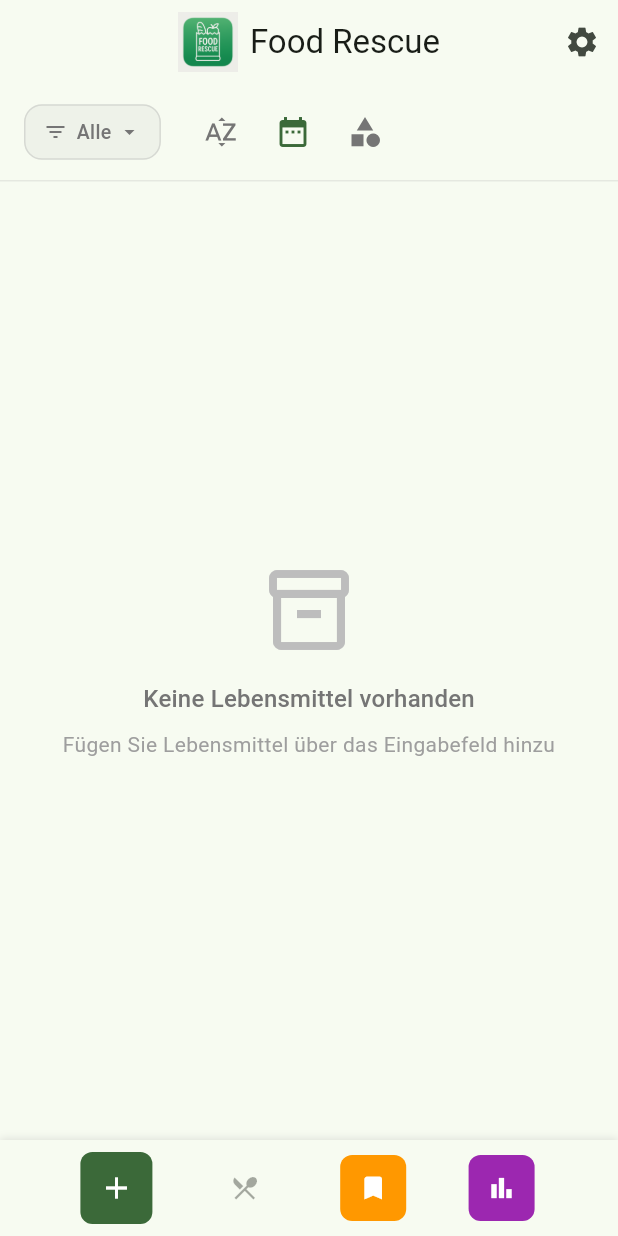
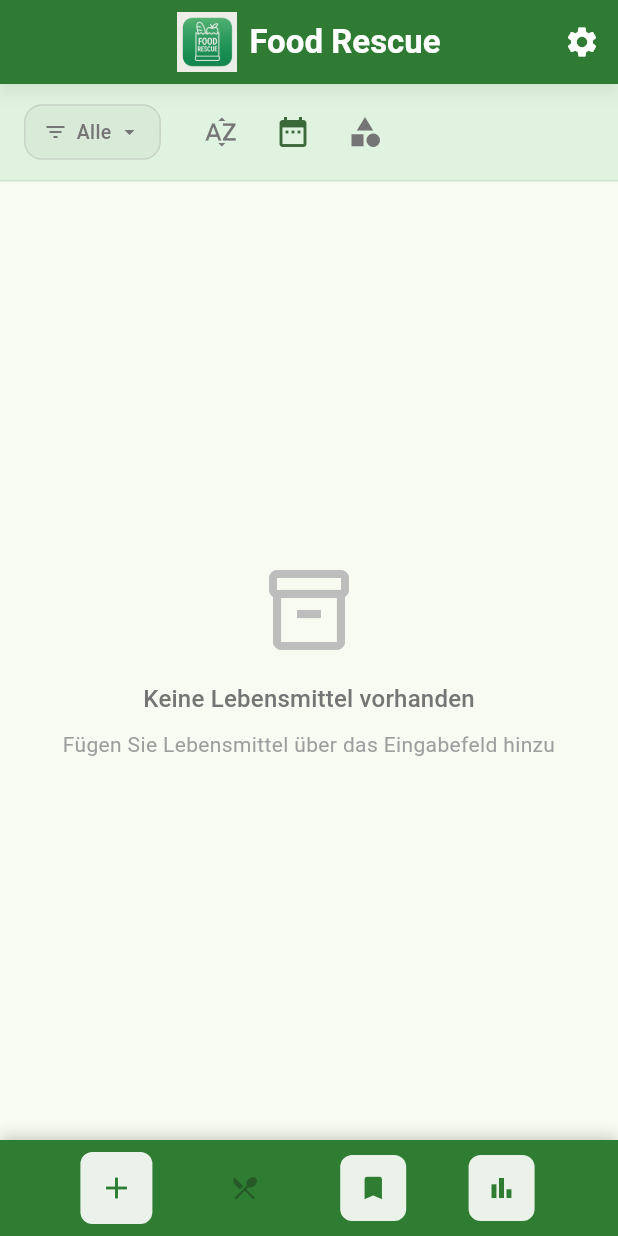
Before and after one commit to Soulbrot1/essensretter, a Flutter app: the screen it shows after launch, on a phone screen of 412 x 824 dp. Run offline on Flutter 3.47's test engine with Material 3 defaults, Android fonts, the phone set to English and light mode, and no system bars; our stand-ins replace dartz, equatable, flutter_bloc, flutter_dotenv, flutter_local_notifications, get_it and 5 more; accounts and stored records are empty.

Commit message:
Header schön Grün

```diff
--- a/lib/features/food_tracking/presentation/pages/food_tracking_page.dart
+++ b/lib/features/food_tracking/presentation/pages/food_tracking_page.dart
@@ -28,6 +28,10 @@ class _FoodTrackingPageState extends State<FoodTrackingPage> {
   Widget build(BuildContext context) {
     return Scaffold(
       appBar: AppBar(
+        backgroundColor: const Color(0xFF2E7D32),
+        foregroundColor: Colors.white,
+        elevation: 4,
+        shadowColor: Colors.black26,
         title: Row(
           mainAxisSize: MainAxisSize.min,
           children: [
@@ -41,19 +45,25 @@ class _FoodTrackingPageState extends State<FoodTrackingPage> {
                   height: 40,
                   width: 40,
                   decoration: BoxDecoration(
-                    color: Theme.of(context).colorScheme.primary,
+                    color: Colors.white.withValues(alpha: 0.2),
                     borderRadius: BorderRadius.circular(8),
                   ),
-                  child: Icon(
+                  child: const Icon(
                     Icons.shopping_bag,
-                    color: Theme.of(context).colorScheme.onPrimary,
+                    color: Colors.white,
                     size: 20,
                   ),
                 );
               },
             ),
             const SizedBox(width: 8),
-            const Text('Food Rescue'),
+            const Text(
+              'Food Rescue',
+              style: TextStyle(
+                color: Colors.white,
+                fontWeight: FontWeight.bold,
+              ),
+            ),
           ],
         ),
         centerTitle: true,
--- a/lib/features/food_tracking/presentation/widgets/food_card.dart
+++ b/lib/features/food_tracking/presentation/widgets/food_card.dart
@@ -99,8 +99,8 @@ class _FoodCardState extends State<FoodCard> {
                       children: [
                         Text(
                           widget.food.expiryStatus,
-                          style: TextStyle(
-                            color: urgencyColor,
+                          style: const TextStyle(
+                            color: Colors.black,
                             fontWeight: FontWeight.w500,
                             fontSize: 12,
                           ),
--- a/lib/features/food_tracking/presentation/widgets/food_filter_bar.dart
+++ b/lib/features/food_tracking/presentation/widgets/food_filter_bar.dart
@@ -17,10 +17,10 @@ class FoodFilterBar extends StatelessWidget {
         return Container(
           padding: const EdgeInsets.symmetric(horizontal: 16, vertical: 8),
           decoration: BoxDecoration(
-            color: Theme.of(context).scaffoldBackgroundColor,
+            color: const Color(0xFFE0F2E0), // Ausgewogenes helles Grün, harmonisch zur Header-Farbe
             border: Border(
               bottom: BorderSide(
-                color: Colors.grey.withValues(alpha: 0.2),
+                color: const Color(0xFF2E7D32).withValues(alpha: 0.1),
                 width: 1,
               ),
             ),
--- a/lib/features/food_tracking/presentation/widgets/recipe_generation_button.dart
+++ b/lib/features/food_tracking/presentation/widgets/recipe_generation_button.dart
@@ -24,12 +24,12 @@ class RecipeGenerationButton extends StatelessWidget {
         return Container(
           padding: const EdgeInsets.symmetric(horizontal: 16.0, vertical: 8.0),
           decoration: BoxDecoration(
-            color: Theme.of(context).scaffoldBackgroundColor,
+            color: const Color(0xFF2E7D32),
             boxShadow: [
               BoxShadow(
-                color: Colors.grey.withValues(alpha: 0.3),
-                blurRadius: 4,
-                offset: const Offset(0, -1),
+                color: Colors.black.withValues(alpha: 0.2),
+                blurRadius: 8,
+                offset: const Offset(0, -2),
               ),
             ],
           ),
@@ -42,8 +42,8 @@ class RecipeGenerationButton extends StatelessWidget {
                   onPressed: () => _showAddFoodDialog(context),
                   icon: const Icon(Icons.add, size: 24),
                   style: IconButton.styleFrom(
-                    backgroundColor: Theme.of(context).colorScheme.primary,
-                    foregroundColor: Colors.white,
+                    backgroundColor: Colors.white.withValues(alpha: 0.9),
+                    foregroundColor: const Color(0xFF2E7D32),
                     padding: const EdgeInsets.all(12),
                     shape: RoundedRectangleBorder(
                       borderRadius: BorderRadius.circular(8),
@@ -56,8 +56,8 @@ class RecipeGenerationButton extends StatelessWidget {
                   onPressed: hasFood ? () => _generateRecipes(context, availableFoods) : null,
                   icon: const Icon(Icons.restaurant_menu, size: 20),
                   style: IconButton.styleFrom(
-                    backgroundColor: hasFood ? Colors.green : Colors.grey,
-                    foregroundColor: Colors.white,
+                    backgroundColor: hasFood ? Colors.white.withValues(alpha: 0.9) : Colors.white.withValues(alpha: 0.3),
+                    foregroundColor: hasFood ? const Color(0xFF2E7D32) : Colors.grey,
                     padding: const EdgeInsets.all(12),
                     shape: RoundedRectangleBorder(
                       borderRadius: BorderRadius.circular(8),
@@ -70,8 +70,8 @@ class RecipeGenerationButton extends StatelessWidget {
                   onPressed: () => _showBookmarkedRecipes(context),
                   icon: const Icon(Icons.bookmark, size: 20),
                   style: IconButton.styleFrom(
-                    backgroundColor: Colors.orange,
-                    foregroundColor: Colors.white,
+                    backgroundColor: Colors.white.withValues(alpha: 0.9),
+                    foregroundColor: const Color(0xFF2E7D32),
                     padding: const EdgeInsets.all(12),
                     shape: RoundedRectangleBorder(
                       borderRadius: BorderRadius.circular(8),
@@ -84,8 +84,8 @@ class RecipeGenerationButton extends StatelessWidget {
                   onPressed: () => _showStatistics(context),
                   icon: const Icon(Icons.bar_chart, size: 20),
                   style: IconButton.styleFrom(
-                    backgroundColor: Colors.purple,
-                    foregroundColor: Colors.white,
+                    backgroundColor: Colors.white.withValues(alpha: 0.9),
+                    foregroundColor: const Color(0xFF2E7D32),
                     padding: const EdgeInsets.all(12),
                     shape: RoundedRectangleBorder(
                       borderRadius: BorderRadius.circular(8),
```
Also changed, not shown: 1 other file.
